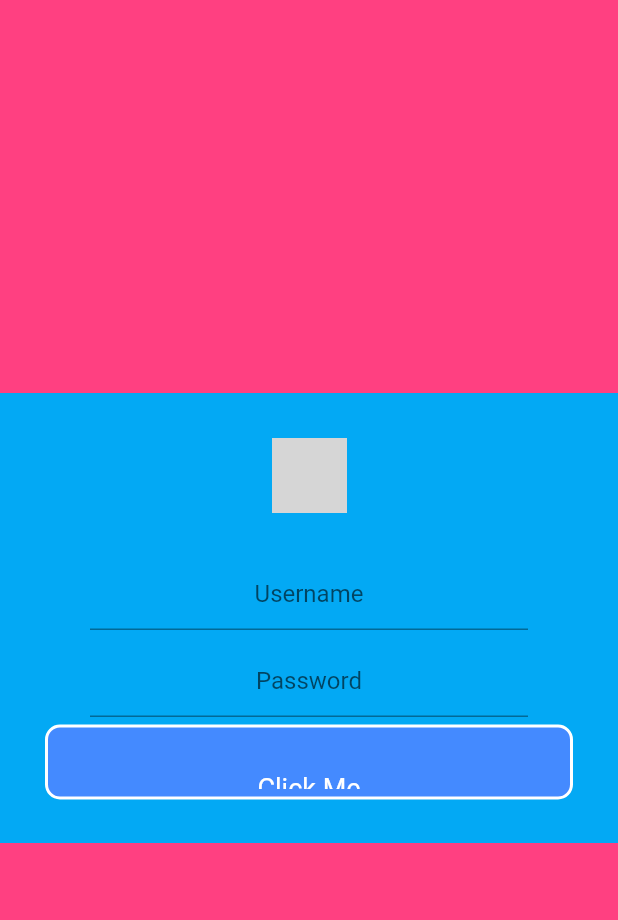
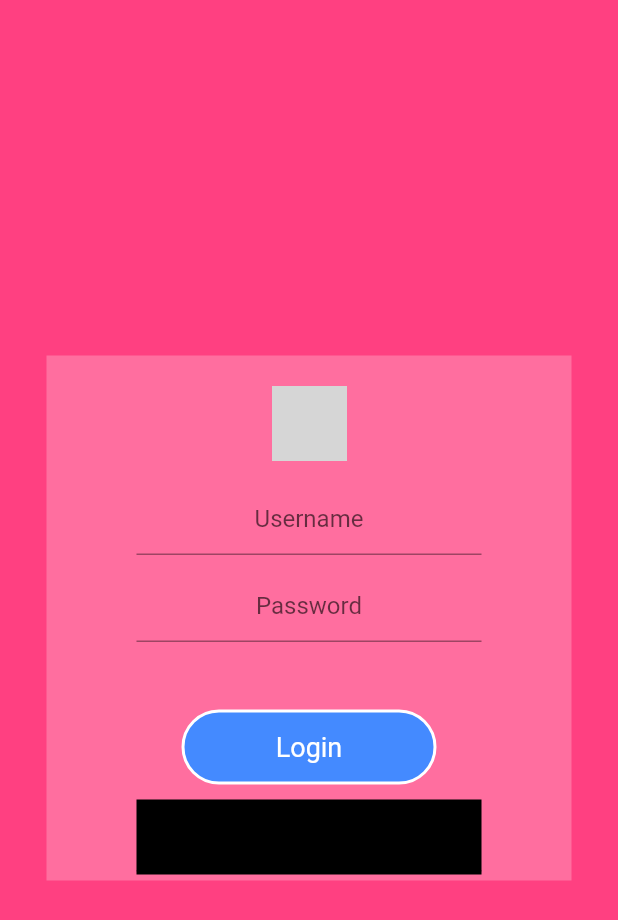
Before and after one commit to ianfreelancemail/flutter_login, a Flutter app: the screen it shows after launch, on a phone screen of 412 x 824 dp. Shown: the top 920 px of the screen. Run offline on Flutter 3.47's test engine with Material 2 defaults, Android fonts, the phone set to English and light mode, and no system bars; our stand-ins replace sqflite; accounts and stored records are empty; network calls fail; grey boxes are pictures that could not be loaded.

Commit message:
Fixed Login Button appearance
Signed-off-by: Ian Talisic <ianfreelancemail@gmail.com>

```diff
--- a/mysampleapp/lib/screens/login/login_screen.dart
+++ b/mysampleapp/lib/screens/login/login_screen.dart
@@ -17,19 +17,26 @@ class LoginFormState extends State<LoginForm>{
       backgroundColor: Colors.pinkAccent,
       body: new Center (
         child: new Container(
-          height: 300.0,
+          constraints: BoxConstraints(
+          maxHeight: 350.0,
+          maxWidth: 350.0,
+          minWidth: 250.0,
+          minHeight: 250.0
+      ),
           alignment:  Alignment.center,
-          color: Colors.lightBlue,
-          padding: new EdgeInsets.all(30.0),
+          color: Colors.white24,
+          padding: new EdgeInsets.symmetric(horizontal: 30.0),
           child: new Column(
-            crossAxisAlignment: CrossAxisAlignment.center,
             children: <Widget>[
-              new Image.network(
+              new Padding(
+                padding: new EdgeInsets.fromLTRB(30.0, 20.0, 30.0, 10.0),
+                child:  new Image.network(
                   'https://raw.githubusercontent.com/flutter/website/master/_includes/code/layout/lakes/images/lake.jpg',
                   height: 50.0,
                 ),
+              ),
               new Padding(
-                padding: new EdgeInsets.fromLTRB(30.0, 30.0, 30.0, 5.0),
+                padding: new EdgeInsets.fromLTRB(30.0, 5.0, 30.0, 5.0),
                 child: new TextField(
                     keyboardType: TextInputType.emailAddress,
                     textAlign: TextAlign.center,
@@ -51,22 +58,48 @@ class LoginFormState extends State<LoginForm>{
                   ),
                 ),
               ),
-              new InkWell(
+              new Padding (
+                 padding: new EdgeInsets.fromLTRB(30.0, 10.0, 30.0, 5.0),
+                child:  new InkWell(
                   onTap: (){
                     Navigator.pushNamed(context, '/home');
                   },
                   child: new Container(
                     //width: 100.0,
-                  padding: new EdgeInsets.fromLTRB(30.0, 30.0, 30.0, 5.0),
+               margin: new  EdgeInsets.only(
+                 left: 30.0,
+                 top: 30.0,
+                 right: 30.0,
+                 bottom: 5.0
+               ),
                     height: 50.0,
                     decoration: new BoxDecoration(
                       color: Colors.blueAccent,
                       border: new Border.all(color: Colors.white, width: 2.0),
-                    borderRadius: new BorderRadius.circular(10.0),
+                      borderRadius: new BorderRadius.circular(25.0),
                     ),
-                  child: new Center(child: new Text('Click Me', style: new TextStyle(fontSize: 18.0, color: Colors.white),),),
+                    child: new Center(child: new Text('Login', style: new TextStyle(fontSize: 18.0, color: Colors.white),),),
                   ),
                 )
+              ),
+              new Padding(
+                padding: new EdgeInsets.fromLTRB(30.0, 0.0, 30.0, 10.0),
+                child: new Container(
+                  color: Colors.black,
+                  height: 50.0,
+                  // decoration:new  BoxDecoration(
+                  //     color: Colors.blueAccent,
+                  //     border: new Border.all(color: Colors.white, width: 2.0),
+                  //     borderRadius: new BorderRadius.circular(25.0),
+                  // ),
+                  child: new TextField(
+                    textAlign: TextAlign.center,
+                    decoration: new InputDecoration(
+                      hintText: "Username",
+                    ),
+                  ),
+                ),
+              ),
             ],
           ),
         ),
```
Lines whose indentation alone changed are shown as unchanged.
